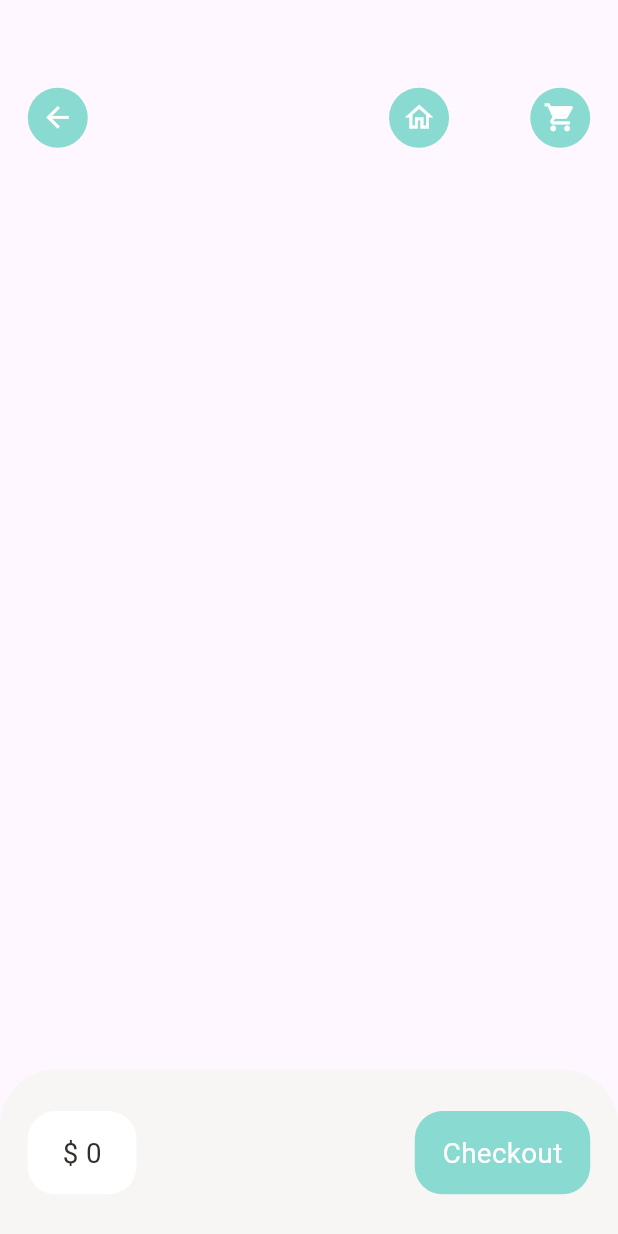
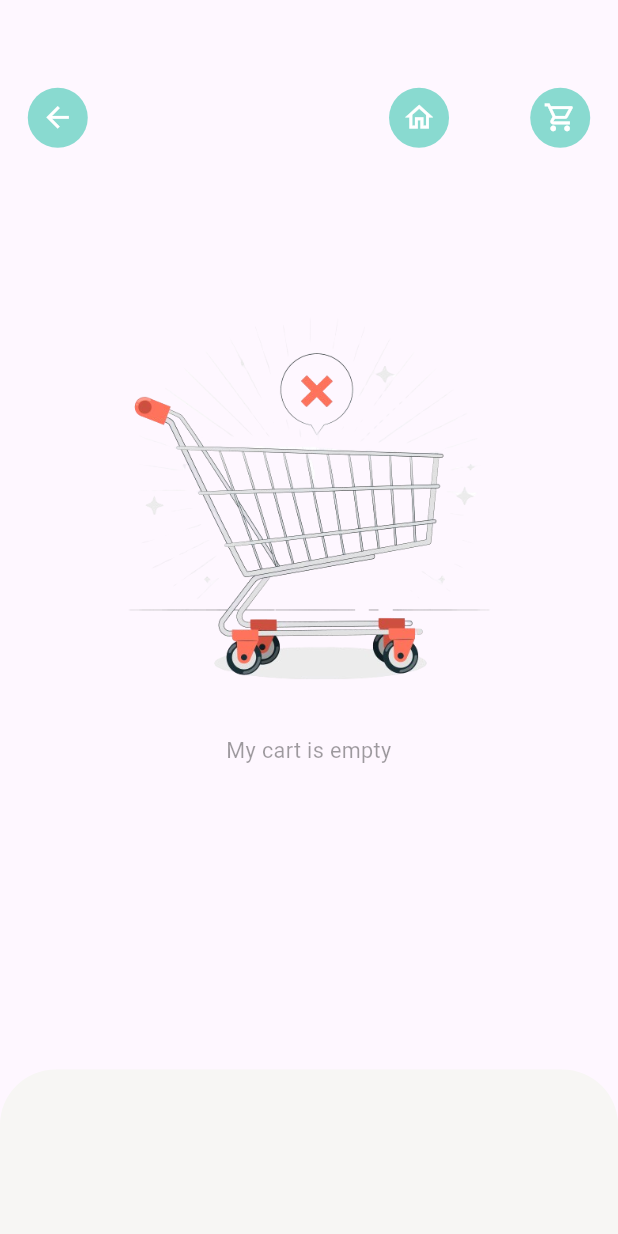
Before and after one commit to trungdai01/food-delivery-app, a Flutter app: the CartPage screen opened by its route, on a phone screen of 412 x 824 dp. Run offline on Flutter 3.47's test engine with Material 3 defaults, Android fonts, the phone set to English and light mode, and no system bars; our stand-ins replace dots_indicator, get, persistent_bottom_nav_bar, shared_preferences; accounts and stored records are empty; network calls fail.

Commit message:
add cart history page, new base screens

```diff
--- /dev/null
+++ b/lib/base/empty_cart_page.dart
@@ -0,0 +1,35 @@
+import 'package:flutter/material.dart';
+
+class EmptyCartPage extends StatelessWidget {
+  final String imagePath;
+  final String notificationText;
+  const EmptyCartPage({
+    super.key,
+    this.imagePath = "assets/images/empty_cart.png",
+    required this.notificationText,
+  });
+
+  @override
+  Widget build(BuildContext context) {
+    return Column(
+      mainAxisAlignment: MainAxisAlignment.center,
+      crossAxisAlignment: CrossAxisAlignment.stretch,
+      children: [
+        Image.asset(
+          imagePath,
+          height: MediaQuery.of(context).size.height * 0.32,
+          width: MediaQuery.of(context).size.width * 0.32,
+        ),
+        SizedBox(height: MediaQuery.of(context).size.height * 0.03),
+        Text(
+          notificationText,
+          style: TextStyle(
+            fontSize: MediaQuery.of(context).size.height * 0.0175,
+            color: Theme.of(context).disabledColor,
+          ),
+          textAlign: TextAlign.center,
+        ),
+      ],
+    );
+  }
+}
--- a/lib/main.dart
+++ b/lib/main.dart
@@ -17,7 +17,7 @@ class MyApp extends StatelessWidget {
 
   @override
   Widget build(BuildContext context) {
-    Get.find<CartController>().getCartData();
+    Get.find<CartController>().loadCartItems();
     return GetBuilder<PopularProductController>(
       builder: (_) {
         return GetBuilder<RecommendedProductController>(
--- a/lib/pages/cart/cart_page.dart
+++ b/lib/pages/cart/cart_page.dart
@@ -1,7 +1,9 @@
-import 'dart:developer';
+// import 'dart:developer';
 import 'package:flutter/material.dart';
+import 'package:food_delivery/base/empty_cart_page.dart';
 import 'package:food_delivery/controllers/popular_product_controller.dart';
 import 'package:food_delivery/controllers/recommended_product_controller.dart';
+import 'package:food_delivery/models/cart_model.dart';
 import 'package:get/get.dart';
 import 'package:food_delivery/controllers/cart_controller.dart';
 import 'package:food_delivery/route/route_helper.dart';
@@ -46,7 +48,7 @@ class CartPage extends StatelessWidget {
                   ),
                 ),
                 AppIcon(
-                  icon: Icons.shopping_cart,
+                  icon: Icons.shopping_cart_outlined,
                   iconColor: Colors.white,
                   backgroundColor: AppColors.mainColor,
                   iconSize: Dimensions.iconSize24,
@@ -54,7 +56,10 @@ class CartPage extends StatelessWidget {
               ],
             ),
           ),
-          Positioned(
+          GetBuilder<CartController>(
+            builder: (cartController) {
+              return cartController.cartItems.isNotEmpty
+                  ? Positioned(
                       top: Dimensions.height20 * 5,
                       left: Dimensions.width20,
                       right: Dimensions.width20,
@@ -66,9 +71,9 @@ class CartPage extends StatelessWidget {
                           removeTop: true,
                           child: GetBuilder<CartController>(
                             builder: (cartController) {
-                    var _cartList = cartController.getItems;
+                              List<CartModel> itemList = cartController.getItemList;
                               return ListView.builder(
-                      itemCount: _cartList.length,
+                                itemCount: itemList.length,
                                 itemBuilder: (context, index) {
                                   return Container(
                                     height: 100,
@@ -79,25 +84,34 @@ class CartPage extends StatelessWidget {
                                           onTap: () {
                                             var popularProductIndex = Get.find<PopularProductController>()
                                                 .popularProductList
-                                      .indexOf(_cartList[index].product!);
-                                  var cartPage = RouteHelper.getFoodCart();
+                                                .indexOf(itemList[index].product!);
+                                            // var cartPage = RouteHelper.getFoodCart();
                                             if (popularProductIndex >= 0) {
                                               Get.toNamed(
                                                 RouteHelper.getPopularFood(
                                                   pageId: popularProductIndex,
-                                        arrivalPage: cartPage,
+                                                  arrivalPage: RouteHelper.getFoodCart(),
                                                 ),
                                               );
                                             } else {
                                               var recommendedProductIndex = Get.find<RecommendedProductController>()
                                                   .recommendedProductList
-                                        .indexOf(_cartList[index].product!);
+                                                  .indexOf(itemList[index].product!);
+                                              if (recommendedProductIndex < 0) {
+                                                Get.snackbar(
+                                                  "History product",
+                                                  "Product review is no longer available for this product",
+                                                  backgroundColor: AppColors.mainColor,
+                                                  colorText: Colors.white,
+                                                );
+                                              } else {
                                                 Get.toNamed(
                                                   RouteHelper.getRecommendedFood(
                                                     pageId: recommendedProductIndex,
-                                        arrivalPage: cartPage,
+                                                    arrivalPage: RouteHelper.getFoodCart(),
                                                   ),
                                                 );
+                                              }
                                             }
                                           },
                                           child: Container(
@@ -108,7 +122,7 @@ class CartPage extends StatelessWidget {
                                               image: DecorationImage(
                                                 fit: BoxFit.cover,
                                                 image: NetworkImage(
-                                        "${AppConstants.BASE_URL}${AppConstants.UPLOAD_URL}${cartController.getItems[index].img}",
+                                                  "${AppConstants.BASE_URL}${AppConstants.UPLOAD_URL}${itemList[index].img}",
                                                 ),
                                               ),
                                               borderRadius: BorderRadius.circular(Dimensions.radius20),
@@ -125,7 +139,7 @@ class CartPage extends StatelessWidget {
                                               mainAxisAlignment: MainAxisAlignment.spaceEvenly,
                                               children: [
                                                 BigText(
-                                        text: cartController.getItems[index].name!,
+                                                  text: cartController.getItemList[index].name!,
                                                   color: Colors.black54,
                                                 ),
                                                 const SmallText(text: "Juice"),
@@ -133,7 +147,7 @@ class CartPage extends StatelessWidget {
                                                   mainAxisAlignment: MainAxisAlignment.spaceBetween,
                                                   children: [
                                                     BigText(
-                                            text: "${cartController.getItems[index].price}",
+                                                      text: "\$${cartController.getItemList[index].price}",
                                                       color: Colors.redAccent,
                                                     ),
                                                     Container(
@@ -147,8 +161,7 @@ class CartPage extends StatelessWidget {
                                                           children: [
                                                             GestureDetector(
                                                               onTap: () {
-                                                      cartController.addItem(_cartList[index].product!, -1);
-                                                      log("[CART PAGE] dropping item");
+                                                                cartController.addItem(itemList[index].product!, -1);
                                                               },
                                                               child: const Icon(
                                                                 Icons.remove,
@@ -156,12 +169,11 @@ class CartPage extends StatelessWidget {
                                                               ),
                                                             ),
                                                             SizedBox(width: Dimensions.width10 / 2),
-                                                  BigText(text: "${_cartList[index].quantity}"),
+                                                            BigText(text: "${itemList[index].quantity}"),
                                                             SizedBox(width: Dimensions.width10 / 2),
                                                             GestureDetector(
                                                               onTap: () {
-                                                      cartController.addItem(_cartList[index].product!, 1);
-                                                      log("[CART PAGE] adding item");
+                                                                cartController.addItem(itemList[index].product!, 1);
                                                               },
                                                               child: const Icon(Icons.add, color: AppColors.signColor),
                                                             ),
@@ -184,6 +196,9 @@ class CartPage extends StatelessWidget {
                           ),
                         ),
                       ),
+                    )
+                  : const EmptyCartPage(notificationText: "My cart is empty");
+            },
           ),
         ],
       ),
@@ -202,7 +217,8 @@ class CartPage extends StatelessWidget {
                 topRight: Radius.circular(Dimensions.radius20 * 2),
               ),
             ),
-            child: Row(
+            child: cartController.cartItems.isNotEmpty
+                ? Row(
                     mainAxisAlignment: MainAxisAlignment.spaceBetween,
                     children: [
                       Container(
@@ -224,6 +240,7 @@ class CartPage extends StatelessWidget {
                       GestureDetector(
                         onTap: () {
                           cartController.addToCartHistoryList();
+                          // cartController.cartRepository.getCartHistoryList();
                         },
                         child: Container(
                           padding: EdgeInsets.symmetric(horizontal: Dimensions.width20),
@@ -231,7 +248,7 @@ class CartPage extends StatelessWidget {
                             color: AppColors.mainColor,
                             borderRadius: BorderRadius.circular(Dimensions.radius20),
                           ),
-                    child: Center(
+                          child: const Center(
                             child: BigText(
                               text: "Checkout",
                               color: Colors.white,
@@ -240,7 +257,8 @@ class CartPage extends StatelessWidget {
                         ),
                       ),
                     ],
-            ),
+                  )
+                : Container(),
           );
         },
       ),
--- a/lib/pages/food/recommended_food_detail.dart
+++ b/lib/pages/food/recommended_food_detail.dart
@@ -41,9 +41,7 @@ class RecommendedFoodDetail extends StatelessWidget {
                   builder: (productController) {
                     return GestureDetector(
                       onTap: () {
-                        if (productController.totalItems > 0) {
-                          Get.toNamed(RouteHelper.getFoodCart());
-                        }
+                        Get.toNamed(RouteHelper.getFoodCart());
                       },
                       child: Stack(
                         children: [
--- a/lib/pages/home/home_page.dart
+++ b/lib/pages/home/home_page.dart
@@ -1,4 +1,5 @@
 import 'package:flutter/material.dart';
+import 'package:food_delivery/pages/cart/cart_history_page.dart';
 import 'package:food_delivery/pages/home/main_food_page.dart';
 import 'package:food_delivery/utils/colors.dart';
 import 'package:persistent_bottom_nav_bar/persistent_bottom_nav_bar.dart';
@@ -11,14 +12,13 @@ class HomePage extends StatefulWidget {
 }
 
 class _HomePageState extends State<HomePage> {
-
   late PersistentTabController _controller;
 
   List<Widget> _screens() {
     return [
       const MainFoodPage(),
       const Center(child: Text("next page")),
-      const Center(child: Text("next next page")),
+      const CartHistoryPage(),
       const Center(child: Text("next next next page")),
     ];
   }
@@ -33,7 +33,7 @@ class _HomePageState extends State<HomePage> {
       ),
       PersistentBottomNavBarItem(
         icon: const Icon(Icons.archive),
-        title: ("History"),
+        title: ("Archive"),
         activeColorPrimary: AppColors.mainColor,
         inactiveColorPrimary: Colors.grey.shade900,
       ),
--- a/lib/route/route_helper.dart
+++ b/lib/route/route_helper.dart
@@ -1,5 +1,5 @@
 import 'package:food_delivery/pages/home/home_page.dart';
-import 'package:food_delivery/pages/home/main_food_page.dart';
+// import 'package:food_delivery/pages/home/main_food_page.dart';
 import 'package:food_delivery/pages/food/popular_food_detail.dart';
 import 'package:food_delivery/pages/food/recommended_food_detail.dart';
 import 'package:food_delivery/pages/cart/cart_page.dart';
@@ -62,7 +62,9 @@ class RouteHelper {
     ),
     GetPage(
       name: foodCart,
-      page: () => const CartPage(),
+      page: () {
+        return const CartPage();
+      },
       transition: Transition.fadeIn,
     ),
   ];
--- a/lib/utils/app_constants.dart
+++ b/lib/utils/app_constants.dart
@@ -1,4 +1,5 @@
 class AppConstants {
+  static const int MAX_QUANTITY = 20;
   static const String APP_NAME = "DBFood";
   static const int APP_VERSION = 1;
   static const String BASE_URL = "https://mvs.bslmeiyu.com";
--- a/lib/utils/dimensions.dart
+++ b/lib/utils/dimensions.dart
@@ -47,4 +47,6 @@ class Dimensions {
 
   //splash screen dimensions
   static double splashImg = screenHeight / 3.56;
+
+  static double cartItem = screenHeight / 11.125;
 }
--- a/pubspec.yaml
+++ b/pubspec.yaml
@@ -34,6 +34,7 @@ dependencies:
   dots_indicator: ^2.0.0
   persistent_bottom_nav_bar: ^6.2.1
   shared_preferences: ^2.0.11
+  intl: ^0.19.0
 
   # The following adds the Cupertino Icons font to your application.
   # Use with the CupertinoIcons class for iOS style icons.
@@ -48,7 +49,7 @@ dev_dependencies:
   # activated in the `analysis_options.yaml` file located at the root of your
   # package. See that file for information about deactivating specific lint
   # rules and activating additional ones.
-  flutter_lints: ^3.0.0
+  flutter_lints: ^4.0.0
   flutter_desktop: any
 
 # For information on the generic Dart part of this file, see the
```
Also changed, not shown: lib/controllers/cart_controller.dart (+41 -34 lines), lib/controllers/product_controller.dart (+8 -8 lines), lib/data/repository/cart_repository.dart (+26 -23 lines), lib/pages/cart/cart_history_page.dart (added, +177 -0 lines), lib/pages/food/popular_food_detail.dart (+5 -4 lines), lib/pages/home/food_page_body.dart (+10 -3 lines), lib/pages/home/main_food_page.dart (+6 -2 lines), lib/widgets/app_column.dart (+7 -2 lines), assets/images/empty_cart.jpg (added), assets/images/empty_cart.png (added), pubspec.lock. Lines whose indentation alone changed are shown as unchanged.
